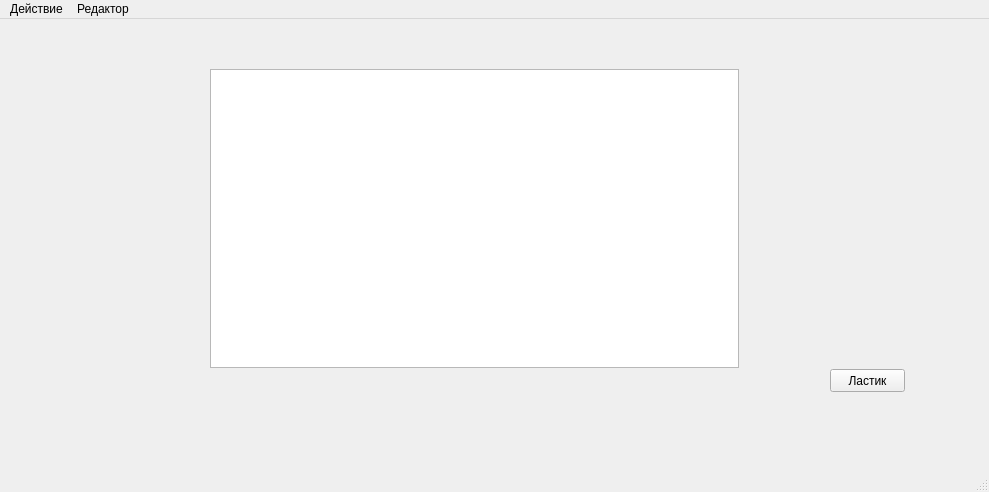
This is mainwindow.ui in bananamilkshake-code/level-editor as Qt 5 draws it before an edit. The edited form follows.
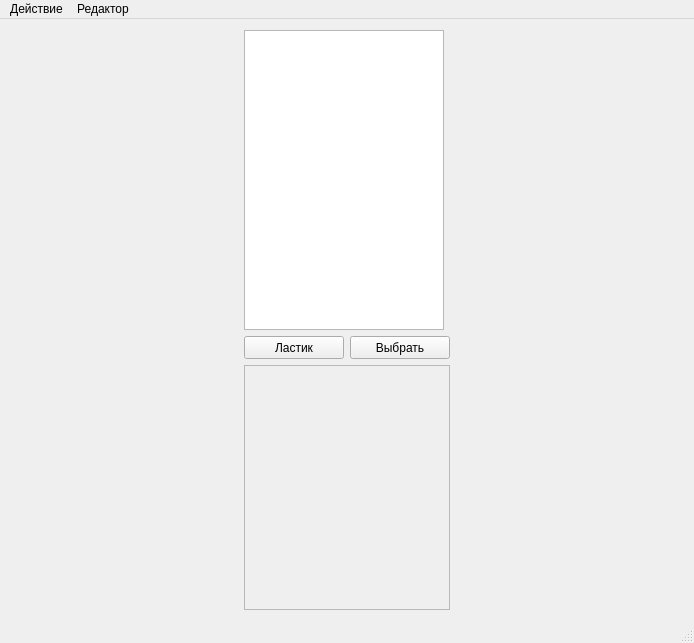
This is the edited form.

Commit message: Layout for window.

Diff of the .ui file:
```diff
--- a/mainwindow.ui
+++ b/mainwindow.ui
@@ -6,44 +6,115 @@
    <rect>
     <x>0</x>
     <y>0</y>
-    <width>989</width>
-    <height>492</height>
+    <width>694</width>
+    <height>643</height>
    </rect>
   </property>
   <property name="windowTitle">
    <string>MainWindow</string>
   </property>
   <widget class="QWidget" name="centralWidget">
-   <widget class="QListWidget" name="listElements">
-    <property name="geometry">
-     <rect>
-      <x>210</x>
-      <y>50</y>
-      <width>529</width>
-      <height>299</height>
-     </rect>
-    </property>
-   </widget>
-   <widget class="QPushButton" name="buttonEraser">
-    <property name="geometry">
-     <rect>
-      <x>830</x>
-      <y>350</y>
-      <width>75</width>
-      <height>23</height>
-     </rect>
-    </property>
-    <property name="text">
-     <string>Ластик</string>
-    </property>
-   </widget>
+   <layout class="QGridLayout" name="gridLayout">
+    <item row="0" column="0">
+     <layout class="QHBoxLayout" name="layoutMain">
+      <item>
+       <layout class="QVBoxLayout" name="layoutDrawArea"/>
+      </item>
+      <item>
+       <layout class="QVBoxLayout" name="layoutElements">
+        <item>
+         <widget class="QListWidget" name="listElements">
+          <property name="minimumSize">
+           <size>
+            <width>100</width>
+            <height>0</height>
+           </size>
+          </property>
+          <property name="maximumSize">
+           <size>
+            <width>200</width>
+            <height>300</height>
+           </size>
+          </property>
+         </widget>
+        </item>
+        <item>
+         <layout class="QHBoxLayout" name="horizontalLayoutButtonsTools" stretch="0,0">
+          <property name="sizeConstraint">
+           <enum>QLayout::SetDefaultConstraint</enum>
+          </property>
+          <item>
+           <widget class="QPushButton" name="buttonEraser">
+            <property name="minimumSize">
+             <size>
+              <width>100</width>
+              <height>23</height>
+             </size>
+            </property>
+            <property name="maximumSize">
+             <size>
+              <width>100</width>
+              <height>23</height>
+             </size>
+            </property>
+            <property name="text">
+             <string>Ластик</string>
+            </property>
+            <property name="checkable">
+             <bool>false</bool>
+            </property>
+            <property name="flat">
+             <bool>false</bool>
+            </property>
+           </widget>
+          </item>
+          <item>
+           <widget class="QPushButton" name="buttonSelect">
+            <property name="minimumSize">
+             <size>
+              <width>100</width>
+              <height>23</height>
+             </size>
+            </property>
+            <property name="maximumSize">
+             <size>
+              <width>100</width>
+              <height>23</height>
+             </size>
+            </property>
+            <property name="text">
+             <string>Выбрать</string>
+            </property>
+            <property name="checkable">
+             <bool>false</bool>
+            </property>
+           </widget>
+          </item>
+         </layout>
+        </item>
+        <item>
+         <widget class="QFrame" name="frameLevelDesc">
+          <property name="frameShape">
+           <enum>QFrame::StyledPanel</enum>
+          </property>
+          <property name="frameShadow">
+           <enum>QFrame::Raised</enum>
+          </property>
+          <zorder>buttonsActions</zorder>
+         </widget>
+        </item>
+       </layout>
+      </item>
+     </layout>
+    </item>
+   </layout>
   </widget>
   <widget class="QMenuBar" name="menuBar">
    <property name="geometry">
     <rect>
      <x>0</x>
      <y>0</y>
-     <width>989</width>
+     <width>694</width>
      <height>21</height>
     </rect>
    </property>
```
Left out of the diff: 2 changed lines with no effect on the pictures. The commit also changes 6 other files.
